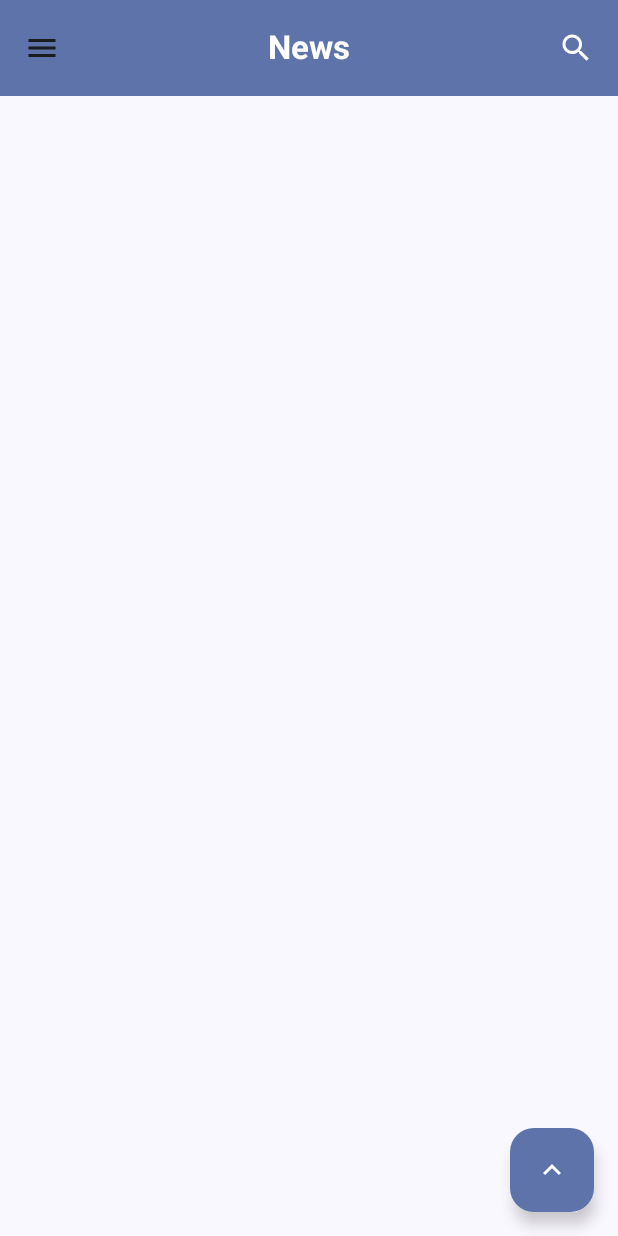
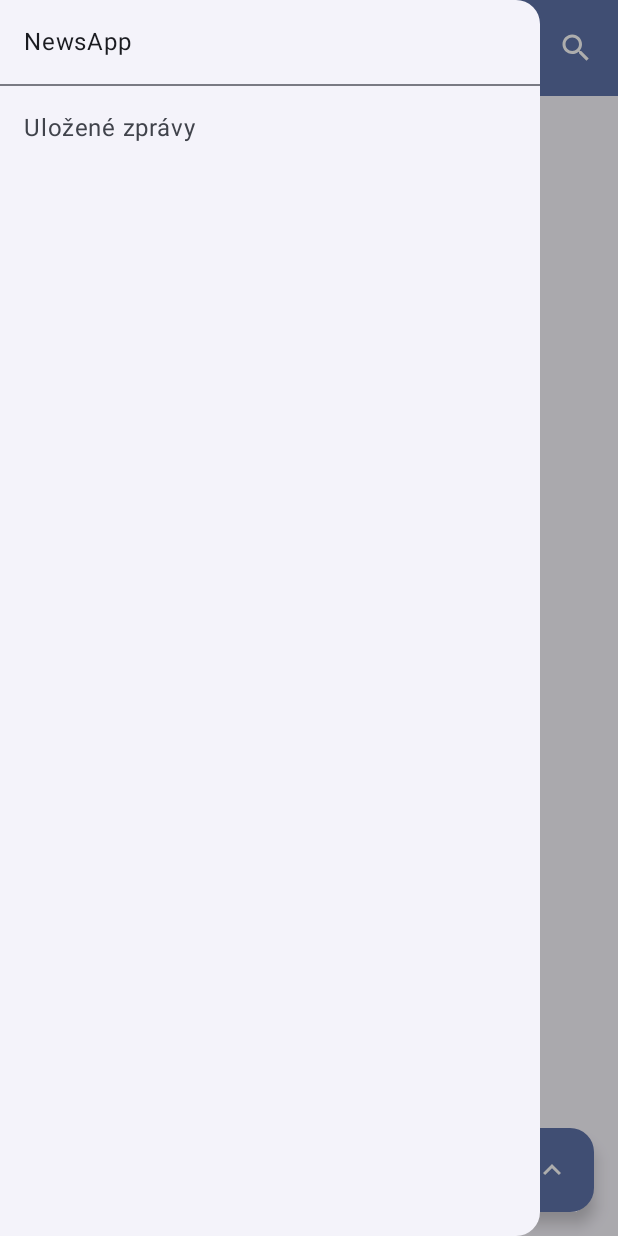
Before and after one commit to GoblikM/NewsApp, an Android app built with Jetpack Compose: the screen it shows after launch (MainActivity), after a tap on "Menu", on a phone screen of 412 x 824 dp. Run offline under Robolectric (Android 15) with nearby library versions, the phone set to English and light mode, and no system bars; our stand-ins replace Dagger/Hilt's generated code.

Commit message:
Open ModalNavigationDrawer with menu icon on the TopBar

```diff
--- a/app/src/main/java/com/example/newsapp/presentation/news_screen/NewsScreen.kt
+++ b/app/src/main/java/com/example/newsapp/presentation/news_screen/NewsScreen.kt
@@ -11,13 +11,20 @@ import androidx.compose.foundation.lazy.items
 import androidx.compose.foundation.lazy.rememberLazyListState
 import androidx.compose.material.icons.Icons
 import androidx.compose.material.icons.filled.KeyboardArrowUp
+import androidx.compose.material3.Divider
+import androidx.compose.material3.DrawerValue
 import androidx.compose.material3.ExperimentalMaterial3Api
 import androidx.compose.material3.FloatingActionButton
 import androidx.compose.material3.Icon
 import androidx.compose.material3.MaterialTheme
+import androidx.compose.material3.ModalDrawerSheet
+import androidx.compose.material3.ModalNavigationDrawer
+import androidx.compose.material3.NavigationDrawerItem
 import androidx.compose.material3.Scaffold
 import androidx.compose.material3.Surface
+import androidx.compose.material3.Text
 import androidx.compose.material3.TopAppBarDefaults
+import androidx.compose.material3.rememberDrawerState
 import androidx.compose.runtime.Composable
 import androidx.compose.runtime.rememberCoroutineScope
 import androidx.compose.ui.Modifier
@@ -39,22 +46,46 @@ fun NewsScreen(
 ) {
     val lazyListState = rememberLazyListState()
     val scope = rememberCoroutineScope()
+    val scrollBehavior = TopAppBarDefaults.enterAlwaysScrollBehavior()
+    val drawerState = rememberDrawerState(initialValue = DrawerValue.Closed)
 
-    val scrollBehavior = TopAppBarDefaults.enterAlwaysScrollBehavior()
+    ModalNavigationDrawer(
+        drawerState = drawerState,
+        drawerContent = {
+            /*TODO  Make a custom drawer content composable fun  */
+            ModalDrawerSheet {
+                Text("NewsApp", modifier = Modifier.padding(16.dp))
+                Divider()
+                NavigationDrawerItem(
+                    label = { Text(text = "Uložené zprávy") },
+                    selected = false,
+                    onClick = { /*TODO*/ }
+                )
+            }
+        }) {
+
         Scaffold(
             modifier = Modifier.nestedScroll(scrollBehavior.nestedScrollConnection),
             topBar = {
                 TopBar(
                     scrollBehavior = scrollBehavior,
                     title = "News",
-                onSearchIconClicked = {}
+                    onSearchIconClicked = {},
+                    onMenuIconClicked = { scope.launch {
+                        drawerState.apply {
+                            if (isClosed) open() else close()
+                        }
+                    }
+                    }
                 )
             },
             floatingActionButton = {
                 // Use the LazyListState to scroll to the top
                 val density = LocalDensity.current.density
-            FloatingActionButton(onClick = {scope.launch {
-                lazyListState.animateScrollToItem(0) }
+                FloatingActionButton(onClick = {
+                    scope.launch {
+                        lazyListState.animateScrollToItem(0)
+                    }
                 }) {
                     Icon(
                         imageVector = Icons.Default.KeyboardArrowUp,
@@ -77,6 +108,7 @@ fun NewsScreen(
                 }
             }
         )
+    }
 
 }
 
--- a/app/src/main/java/com/example/newsapp/presentation/news_screen/NewsScreenViewModel.kt
+++ b/app/src/main/java/com/example/newsapp/presentation/news_screen/NewsScreenViewModel.kt
@@ -24,7 +24,7 @@ class NewsScreenViewModel @Inject constructor(
     var state by mutableStateOf(NewsScreenState())
 
     init {
-       getNewsArticles()
+       //getNewsArticles()
     }
 
     private fun getNewsArticles() {
--- a/app/src/main/java/com/example/newsapp/presentation/news_screen/components/NewsArcitleCard.kt
+++ b/app/src/main/java/com/example/newsapp/presentation/news_screen/components/NewsArcitleCard.kt
@@ -93,13 +93,6 @@ fun NewsArticleCard(
 
                 ) {
 
-                    //add dot
-                    Text(
-                        text = "•",
-                        style = MaterialTheme.typography.bodySmall.copy(
-                            color = MaterialTheme.colorScheme.secondary
-                        ),
-                    )
                     Text(
                         text = article.date,
                         style = MaterialTheme.typography.bodySmall.copy(
--- a/app/src/main/java/com/example/newsapp/presentation/shared_components/TopBar.kt
+++ b/app/src/main/java/com/example/newsapp/presentation/shared_components/TopBar.kt
@@ -21,6 +21,7 @@ fun TopBar(
     scrollBehavior: TopAppBarScrollBehavior,
     title: String,
     onSearchIconClicked: () -> Unit,
+    onMenuIconClicked: () -> Unit
 ) {
     CenterAlignedTopAppBar(
         title = { Text(text = title, fontWeight = FontWeight.Bold) },
@@ -36,7 +37,7 @@ fun TopBar(
             }
         },
         navigationIcon = {
-            IconButton(onClick = {}) {
+            IconButton(onClick = onMenuIconClicked) {
                 Icon(imageVector = Icons.Default.Menu, contentDescription = "Menu")
             }
         }
@@ -51,6 +52,7 @@ fun TopBarPreview() {
     TopBar(
         scrollBehavior = TopAppBarDefaults.enterAlwaysScrollBehavior(),
         title = "News",
-        onSearchIconClicked = {}
+        onSearchIconClicked = {},
+        onMenuIconClicked = {}
     )
 }
```
Lines whose indentation alone changed are shown as unchanged.
